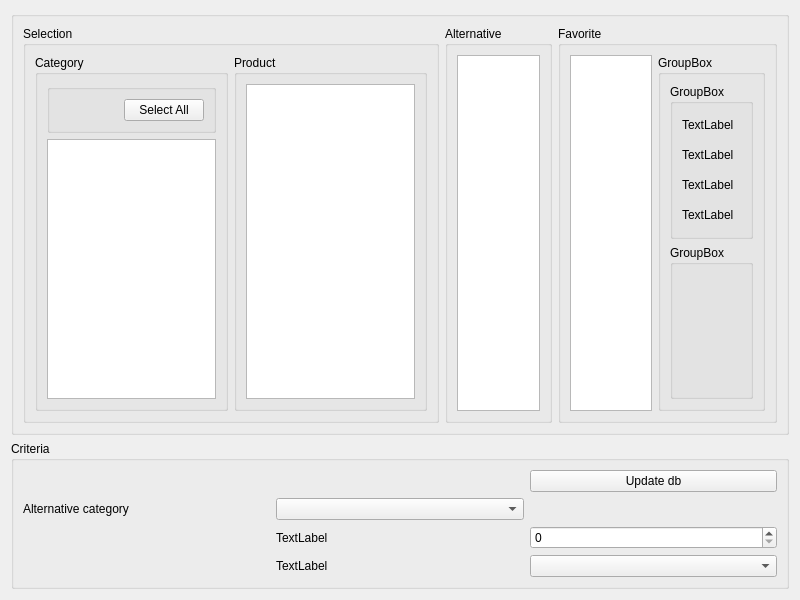
First picture: the form in z_view/form.ui, repository MikodeSan/OpynFacts, before the edit.
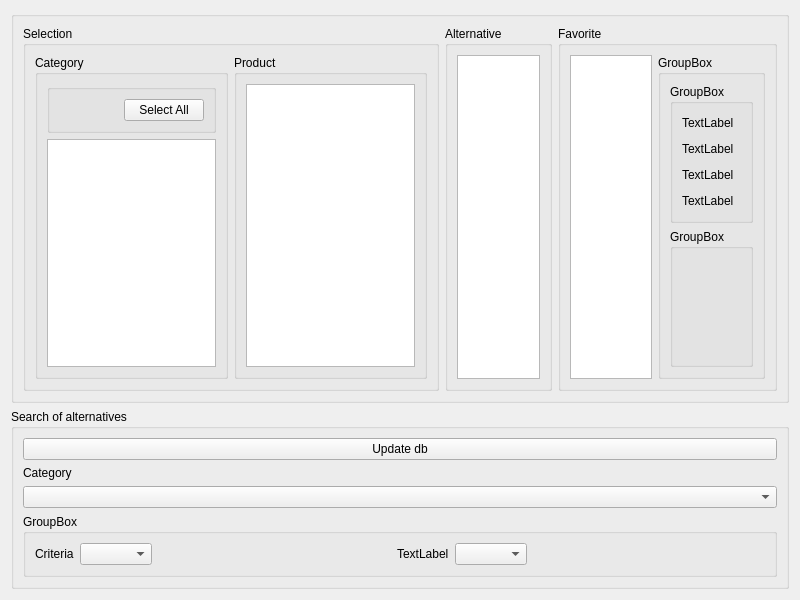
Second picture: the form after the edit.

Commit message: update alternative category combo box

The edit to the form file:
```diff
--- a/z_view/form.ui
+++ b/z_view/form.ui
@@ -189,47 +189,82 @@
    <item>
     <widget class="QGroupBox" name="groupBox_2">
      <property name="title">
-      <string>Criteria</string>
+      <string>Search of alternatives</string>
      </property>
      <property name="flat">
       <bool>true</bool>
      </property>
      <layout class="QGridLayout" name="gridLayout">
-      <item row="4" column="1">
-       <widget class="QLabel" name="label_2">
+      <item row="3" column="0">
+       <widget class="QComboBox" name="altern_category_cbox"/>
+      </item>
+      <item row="1" column="0">
+       <widget class="QLabel" name="label_3">
         <property name="text">
-         <string>TextLabel</string>
+         <string>Category</string>
         </property>
        </widget>
       </item>
-      <item row="4" column="2">
-       <widget class="QComboBox" name="comboBox"/>
-      </item>
-      <item row="3" column="2">
-       <widget class="QSpinBox" name="spinBox"/>
-      </item>
-      <item row="1" column="2">
+      <item row="0" column="0">
        <widget class="QPushButton" name="pushButton">
         <property name="text">
          <string>Update db</string>
         </property>
        </widget>
       </item>
-      <item row="3" column="1">
+      <item row="4" column="0">
+       <widget class="QGroupBox" name="groupBox_12">
+        <property name="title">
+         <string>GroupBox</string>
+        </property>
+        <layout class="QHBoxLayout" name="horizontalLayout_6">
+         <item>
        <widget class="QLabel" name="label">
         <property name="text">
-         <string>TextLabel</string>
+            <string>Criteria</string>
         </property>
        </widget>
       </item>
-      <item row="2" column="1">
-       <widget class="QComboBox" name="altern_category_cbox"/>
-      </item>
-      <item row="2" column="0">
-       <widget class="QLabel" name="label_3">
+         <item>
+          <widget class="QComboBox" name="comboBox"/>
+         </item>
+         <item>
+          <spacer name="horizontalSpacer_3">
+           <property name="orientation">
+            <enum>Qt::Horizontal</enum>
+           </property>
+           <property name="sizeHint" stdset="0">
+            <size>
+             <width>40</width>
+             <height>20</height>
+            </size>
+           </property>
+          </spacer>
+         </item>
+         <item>
+          <widget class="QLabel" name="label_2">
         <property name="text">
-         <string>Alternative category</string>
-        </property>
+            <string>TextLabel</string>
+           </property>
+          </widget>
+         </item>
+         <item>
+          <widget class="QComboBox" name="comboBox_2"/>
+         </item>
+         <item>
+          <spacer name="horizontalSpacer_2">
+           <property name="orientation">
+            <enum>Qt::Horizontal</enum>
+           </property>
+           <property name="sizeHint" stdset="0">
+            <size>
+             <width>40</width>
+             <height>20</height>
+            </size>
+           </property>
+          </spacer>
+         </item>
+        </layout>
        </widget>
       </item>
      </layout>
```
Lines whose indentation alone changed are shown as unchanged. The commit also changes 3464 other files.
